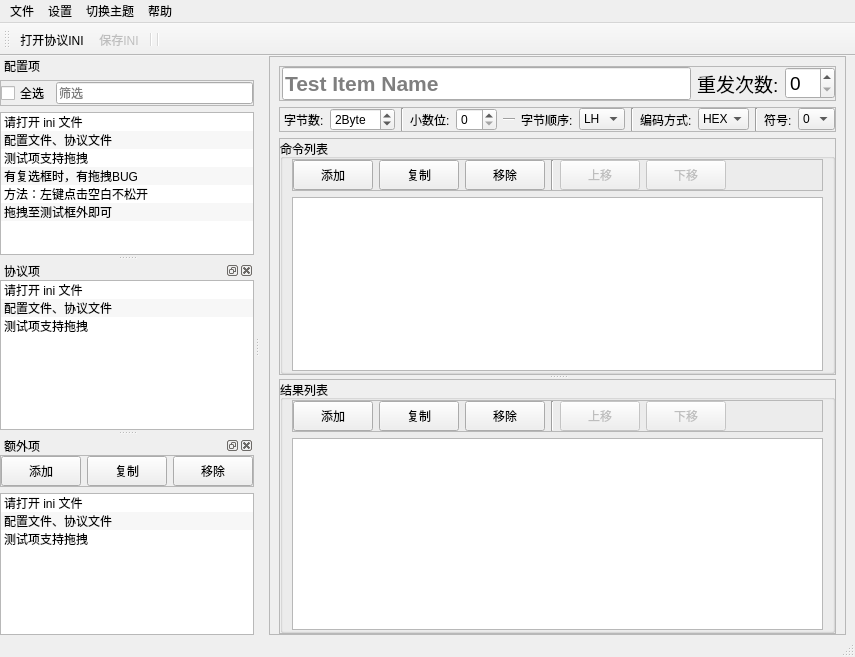
Qt form mainwindow.ui (m-RNA/labview-ini-editor) before a commit.
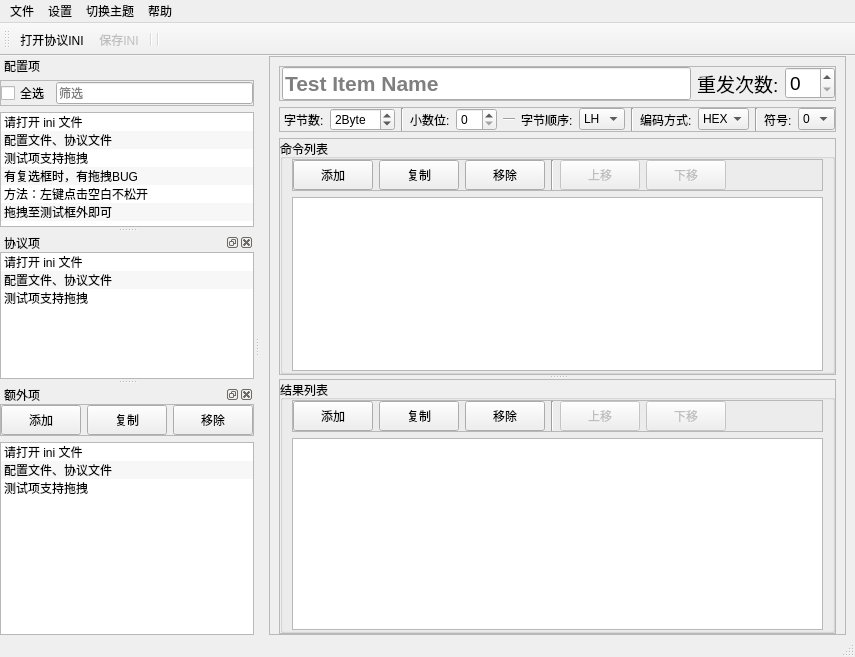
The same form after that commit. Custom widgets are drawn as their Qt base class.

Commit message: Change：额外项Ui，加长

```diff
--- a/mainwindow.ui
+++ b/mainwindow.ui
@@ -1185,6 +1185,12 @@
    </widget>
   </widget>
   <widget class="QDockWidget" name="dwlTestItemExtra">
+   <property name="minimumSize">
+    <size>
+     <width>239</width>
+     <height>250</height>
+    </size>
+   </property>
    <property name="floating">
     <bool>true</bool>
    </property>
```
